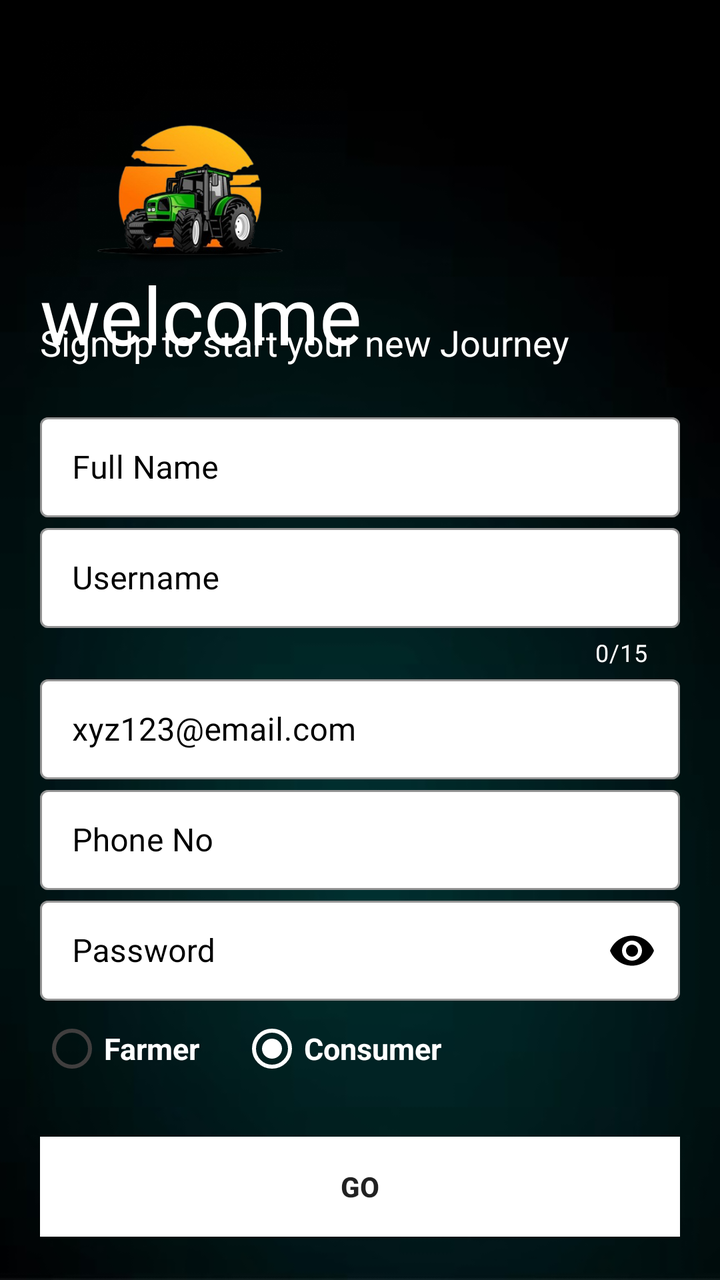
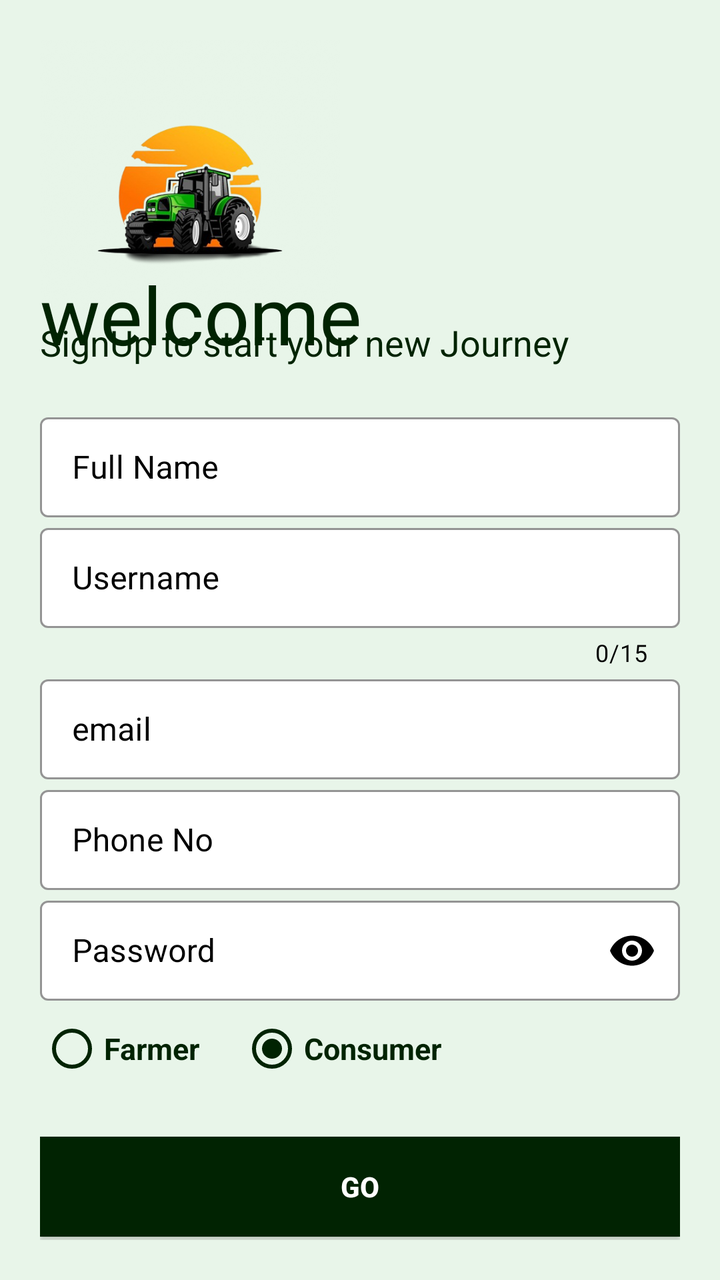

Screens rendered from an Android XML layout before and after an edit, with the pre-edit source and the edit as a unified diff.
<!-- AndroidManifest.xml: application theme Theme.AgroGo -->
<!-- res/layout/signup_screen.xml -->
<?xml version="1.0" encoding="utf-8"?>
<LinearLayout xmlns:android="http://schemas.android.com/apk/res/android"
    xmlns:app="http://schemas.android.com/apk/res-auto"
    xmlns:tools="http://schemas.android.com/tools"
    android:id="@+id/main"
    android:layout_width="match_parent"
    android:layout_height="match_parent"
    tools:context="CommonUI.SignUpScreen"
    android:orientation="vertical"
    android:background="@drawable/background"
    android:padding="20dp">
    <ImageView
        android:id="@+id/logo_imageu"
        android:transitionName="logoo"
        android:layout_width="150dp"
        android:layout_height="150dp"
        android:src="@drawable/vl"
        />
    <TextView
        android:id="@+id/logo_textu"
        android:transitionName="logot"
        android:layout_width="wrap_content"
        android:layout_height="wrap_content"
        android:text="welcome"
        android:textColor="@color/white"
        android:textSize="40sp"
        android:fontFamily="@font/bungee"
        android:layout_marginTop="-40dp"/>
    <TextView
        android:id="@+id/slogan_textu"
        android:layout_width="wrap_content"
        android:layout_height="wrap_content"
        android:transitionName="logot"
        android:text="SignUp to start your new Journey"
        android:textSize="18sp"
        android:textColor="@color/white"
        android:layout_marginTop="-25dp"/>
    <LinearLayout
        android:layout_width="match_parent"
        android:layout_height="wrap_content"
        android:layout_marginTop="10dp"
        android:layout_marginBottom="10dp"
        android:orientation="vertical">
        <com.google.android.material.textfield.TextInputLayout
            android:id="@+id/username"
            android:layout_width="match_parent"
            android:layout_height="wrap_content"
            android:hint="Full Name"
            android:textColorHint="@color/black"
            style="@style/Widget.MaterialComponents.TextInputLayout.OutlinedBox"
            app:boxStrokeColor="@color/black"
            app:boxBackgroundColor="@color/white"
            android:layout_marginTop="10dp"
            >
            <com.google.android.material.textfield.TextInputEditText
                android:layout_width="match_parent"
                android:layout_height="50dp"
                android:textColor="@color/black"
                />
        </com.google.android.material.textfield.TextInputLayout>

        <com.google.android.material.textfield.TextInputLayout
            android:id="@+id/username1"
            android:layout_width="match_parent"
            android:layout_height="wrap_content"
            android:hint="Username"
            android:transitionName="user_tran"
            app:counterEnabled="true"
            app:counterMaxLength="15"
            app:counterTextColor="@color/white"
            android:textColorHint="@color/black"
            style="@style/Widget.MaterialComponents.TextInputLayout.OutlinedBox"
            app:boxStrokeColor="@color/black"
            app:boxBackgroundColor="@color/white"
            >
            <com.google.android.material.textfield.TextInputEditText
                android:layout_width="match_parent"
                android:layout_height="50dp"
                android:textColor="@color/black"
                />
        </com.google.android.material.textfield.TextInputLayout>
        <com.google.android.material.textfield.TextInputLayout
            android:id="@+id/email"
            android:layout_width="match_parent"
            android:layout_height="wrap_content"
            android:hint="xyz123@email.com"
            android:textColorHint="@color/black"
            style="@style/Widget.MaterialComponents.TextInputLayout.OutlinedBox"
            app:boxStrokeColor="@color/black"
            app:boxBackgroundColor="@color/white"
            >
            <com.google.android.material.textfield.TextInputEditText
                android:layout_width="match_parent"
                android:layout_height="50dp"
                android:textColor="@color/black"
                android:inputType="textEmailAddress"
                />
        </com.google.android.material.textfield.TextInputLayout>
        <com.google.android.material.textfield.TextInputLayout
            android:id="@+id/phoneno"
            android:layout_width="match_parent"
            android:layout_height="wrap_content"
            android:hint="Phone No"
            android:textColorHint="@color/black"
            style="@style/Widget.MaterialComponents.TextInputLayout.OutlinedBox"
            app:boxStrokeColor="@color/black"
            app:boxBackgroundColor="@color/white"
            >
            <com.google.android.material.textfield.TextInputEditText
                android:layout_width="match_parent"
                android:layout_height="50dp"
                android:textColor="@color/black"
                android:inputType="number"
                />
        </com.google.android.material.textfield.TextInputLayout>
        <com.google.android.material.textfield.TextInputLayout
            android:id="@+id/password1"
            android:layout_width="match_parent"
            android:layout_height="wrap_content"
            android:hint="Password"
            android:transitionName="pass_tran"
            app:endIconMode="password_toggle"
            app:endIconTint="@color/black"
            android:textColorHint="@color/black"
            style="@style/Widget.MaterialComponents.TextInputLayout.OutlinedBox"
            app:boxStrokeColor="@color/black"
            app:boxBackgroundColor="@color/white"
            >
            <com.google.android.material.textfield.TextInputEditText
                android:layout_width="match_parent"
                android:layout_height="50dp"
                android:textColor="@color/black"
                android:inputType="textPassword"
                />
        </com.google.android.material.textfield.TextInputLayout>
        <RadioGroup
            android:id="@+id/roleselector"
            android:layout_width="wrap_content"
            android:layout_height="wrap_content"
            android:orientation="horizontal"
            android:checkedButton="@id/Consumerrole">
            <RadioButton
                android:layout_width="wrap_content"
                android:layout_height="wrap_content"
                android:id="@+id/farmerrole"
                android:text="Farmer"
                android:textSize="15sp"
                android:textStyle="bold"
                android:buttonTint="@color/selectradio"
                android:textColor="@color/white"/>
            <RadioButton
                android:layout_width="wrap_content"
                android:layout_height="wrap_content"
                android:id="@+id/Consumerrole"
                android:text="Consumer"
                android:textSize="15sp"
                android:buttonTint="@color/selectradio"
                android:textColor="@color/white"
                android:textStyle="bold"
                android:layout_marginLeft="20dp"/>
        </RadioGroup>

    </LinearLayout>
    <androidx.appcompat.widget.AppCompatButton
        android:transitionName="go_tran"
        android:layout_marginTop="10dp"
        android:id="@+id/creatego"
        android:layout_width="match_parent"
        android:layout_height="50dp"
        android:text="Go"
        android:textStyle="bold"
        android:background="@color/white">
    </androidx.appcompat.widget.AppCompatButton>
    <androidx.appcompat.widget.AppCompatButton
        android:layout_marginTop="10dp"
        android:id="@+id/alreadyacc"
        android:transitionName="newu_tran"
        android:layout_width="match_parent"
        android:layout_height="50dp"
        android:text="Already have an account ? Login "
        android:textColor="@color/white"
        android:textStyle="bold"
        android:background="#00000000">
    </androidx.appcompat.widget.AppCompatButton>


</LinearLayout>
<!-- resources referenced by this layout -->
<resources>
  <color name="black">#FF000000</color>
  <color name="white">#FFFFFF</color>
  <!-- drawable background: jpg bitmap (drawable, 20064 bytes) -->
  <!-- drawable vl: png bitmap (drawable, 154055 bytes) -->
  <style name="Theme.AgroGo" parent="Theme.MaterialComponents.DayNight.NoActionBar">
          
          <item name="colorPrimary">@color/blue_500</item>
          <item name="colorPrimaryVariant">@color/blue_700</item>
          <item name="colorOnPrimary">@color/white</item>
          <item name="colorSecondary">@color/green_500</item>
          <item name="colorOnSecondary">@color/white</item>
          <item name="android:windowContentTransitions">true</item>
  
  
      </style>
  <color name="blue_500">#022F2C</color>
  <color name="blue_700">#012302</color>
  <color name="green_500">#011B01</color>
</resources>

<!-- the commit's change to res/layout/signup_screen.xml (unified diff, before → after) -->
@@ -7,25 +7,26 @@
     android:layout_height="match_parent"
     tools:context="CommonUI.SignUpScreen"
     android:orientation="vertical"
-    android:background="@drawable/background"
+    android:background="@color/green_light"
     android:padding="20dp">
+
     <ImageView
         android:id="@+id/logo_imageu"
         android:transitionName="logoo"
         android:layout_width="150dp"
         android:layout_height="150dp"
-        android:src="@drawable/vl"
-        />
+        android:src="@drawable/vl" />
     <TextView
         android:id="@+id/logo_textu"
         android:transitionName="logot"
         android:layout_width="wrap_content"
         android:layout_height="wrap_content"
         android:text="welcome"
-        android:textColor="@color/white"
+        android:textColor="@color/blue_700"
         android:textSize="40sp"
         android:fontFamily="@font/bungee"
         android:layout_marginTop="-40dp"/>
+
     <TextView
         android:id="@+id/slogan_textu"
         android:layout_width="wrap_content"
@@ -33,14 +34,16 @@
         android:transitionName="logot"
         android:text="SignUp to start your new Journey"
         android:textSize="18sp"
-        android:textColor="@color/white"
+        android:textColor="@color/blue_700"
         android:layout_marginTop="-25dp"/>
+
     <LinearLayout
         android:layout_width="match_parent"
         android:layout_height="wrap_content"
         android:layout_marginTop="10dp"
         android:layout_marginBottom="10dp"
         android:orientation="vertical">
+
         <com.google.android.material.textfield.TextInputLayout
             android:id="@+id/username"
             android:layout_width="match_parent"
@@ -50,13 +53,11 @@
             style="@style/Widget.MaterialComponents.TextInputLayout.OutlinedBox"
             app:boxStrokeColor="@color/black"
             app:boxBackgroundColor="@color/white"
-            android:layout_marginTop="10dp"
-            >
+            android:layout_marginTop="10dp">
             <com.google.android.material.textfield.TextInputEditText
                 android:layout_width="match_parent"
                 android:layout_height="50dp"
-                android:textColor="@color/black"
-                />
+                android:textColor="@color/black"/>
         </com.google.android.material.textfield.TextInputLayout>
 
         <com.google.android.material.textfield.TextInputLayout
@@ -67,35 +68,33 @@
             android:transitionName="user_tran"
             app:counterEnabled="true"
             app:counterMaxLength="15"
-            app:counterTextColor="@color/white"
+            app:counterTextColor="@color/black"
             android:textColorHint="@color/black"
             style="@style/Widget.MaterialComponents.TextInputLayout.OutlinedBox"
             app:boxStrokeColor="@color/black"
-            app:boxBackgroundColor="@color/white"
-            >
+            app:boxBackgroundColor="@color/white">
+            <com.google.android.material.textfield.TextInputEditText
+                android:layout_width="match_parent"
+                android:layout_height="50dp"
+                android:textColor="@color/black"/>
+        </com.google.android.material.textfield.TextInputLayout>
+
+        <com.google.android.material.textfield.TextInputLayout
+            android:id="@+id/email"
+            android:layout_width="match_parent"
+            android:layout_height="wrap_content"
+            android:hint="email"
+            android:textColorHint="@color/black"
+            style="@style/Widget.MaterialComponents.TextInputLayout.OutlinedBox"
+            app:boxStrokeColor="@color/black"
+            app:boxBackgroundColor="@color/white">
             <com.google.android.material.textfield.TextInputEditText
                 android:layout_width="match_parent"
                 android:layout_height="50dp"
                 android:textColor="@color/black"
-                />
+                android:inputType="textEmailAddress"/>
         </com.google.android.material.textfield.TextInputLayout>
-        <com.google.android.material.textfield.TextInputLayout
-            android:id="@+id/email"
-            android:layout_width="match_parent"
-            android:layout_height="wrap_content"
-            android:hint="xyz123@email.com"
-            android:textColorHint="@color/black"
-            style="@style/Widget.MaterialComponents.TextInputLayout.OutlinedBox"
-            app:boxStrokeColor="@color/black"
-            app:boxBackgroundColor="@color/white"
-            >
-            <com.google.android.material.textfield.TextInputEditText
-                android:layout_width="match_parent"
-                android:layout_height="50dp"
-                android:textColor="@color/black"
-                android:inputType="textEmailAddress"
-                />
-        </com.google.android.material.textfield.TextInputLayout>
+
         <com.google.android.material.textfield.TextInputLayout
             android:id="@+id/phoneno"
             android:layout_width="match_parent"
@@ -104,15 +103,14 @@
             android:textColorHint="@color/black"
             style="@style/Widget.MaterialComponents.TextInputLayout.OutlinedBox"
             app:boxStrokeColor="@color/black"
-            app:boxBackgroundColor="@color/white"
-            >
+            app:boxBackgroundColor="@color/white">
             <com.google.android.material.textfield.TextInputEditText
                 android:layout_width="match_parent"
                 android:layout_height="50dp"
                 android:textColor="@color/black"
-                android:inputType="number"
-                />
+                android:inputType="number"/>
         </com.google.android.material.textfield.TextInputLayout>
+
         <com.google.android.material.textfield.TextInputLayout
             android:id="@+id/password1"
             android:layout_width="match_parent"
@@ -124,64 +122,65 @@
             android:textColorHint="@color/black"
             style="@style/Widget.MaterialComponents.TextInputLayout.OutlinedBox"
             app:boxStrokeColor="@color/black"
-            app:boxBackgroundColor="@color/white"
-            >
+            app:boxBackgroundColor="@color/white">
             <com.google.android.material.textfield.TextInputEditText
                 android:layout_width="match_parent"
                 android:layout_height="50dp"
                 android:textColor="@color/black"
-                android:inputType="textPassword"
-                />
+                android:inputType="textPassword"/>
         </com.google.android.material.textfield.TextInputLayout>
+
         <RadioGroup
             android:id="@+id/roleselector"
             android:layout_width="wrap_content"
             android:layout_height="wrap_content"
             android:orientation="horizontal"
             android:checkedButton="@id/Consumerrole">
+
             <RadioButton
+                android:id="@+id/farmerrole"
                 android:layout_width="wrap_content"
                 android:layout_height="wrap_content"
-                android:id="@+id/farmerrole"
                 android:text="Farmer"
                 android:textSize="15sp"
                 android:textStyle="bold"
-                android:buttonTint="@color/selectradio"
-                android:textColor="@color/white"/>
+                android:buttonTint="@color/blue_700"
+                android:textColor="@color/blue_700"/>
+
             <RadioButton
+                android:id="@+id/Consumerrole"
                 android:layout_width="wrap_content"
                 android:layout_height="wrap_content"
-                android:id="@+id/Consumerrole"
                 android:text="Consumer"
                 android:textSize="15sp"
-                android:buttonTint="@color/selectradio"
-                android:textColor="@color/white"
                 android:textStyle="bold"
+                android:buttonTint="@color/blue_700"
+                android:textColor="@color/blue_700"
                 android:layout_marginLeft="20dp"/>
         </RadioGroup>
 
     </LinearLayout>
+
     <androidx.appcompat.widget.AppCompatButton
+        android:id="@+id/creatego"
         android:transitionName="go_tran"
-        android:layout_marginTop="10dp"
-        android:id="@+id/creatego"
         android:layout_width="match_parent"
         android:layout_height="50dp"
         android:text="Go"
         android:textStyle="bold"
-        android:background="@color/white">
-    </androidx.appcompat.widget.AppCompatButton>
+        android:background="@color/blue_700"
+        android:textColor="@color/white"
+        android:layout_marginTop="10dp"/>
+
     <androidx.appcompat.widget.AppCompatButton
-        android:layout_marginTop="10dp"
         android:id="@+id/alreadyacc"
         android:transitionName="newu_tran"
         android:layout_width="match_parent"
         android:layout_height="50dp"
-        android:text="Already have an account ? Login "
-        android:textColor="@color/white"
+        android:text="Already have an account ? Login"
+        android:textColor="@color/blue_700"
         android:textStyle="bold"
-        android:background="#00000000">
-    </androidx.appcompat.widget.AppCompatButton>
-
+        android:background="@android:color/transparent"
+        android:layout_marginTop="10dp"/>
 
 </LinearLayout>
<!-- resource entries referenced after the edit -->
@@ -2,7 +2,6 @@
 <resources>
   <color name="black">#FF000000</color>
   <color name="white">#FFFFFF</color>
-  <!-- drawable background: jpg bitmap (drawable, 20064 bytes) -->
   <!-- drawable vl: png bitmap (drawable, 154055 bytes) -->
   <style name="Theme.AgroGo" parent="Theme.MaterialComponents.DayNight.NoActionBar">
           
@@ -17,6 +16,7 @@
       </style>
   <color name="blue_500">#022F2C</color>
   <color name="blue_700">#012302</color>
+  <color name="green_light">#E8F5E9</color>
   <color name="green_500">#011B01</color>
 </resources>
 
